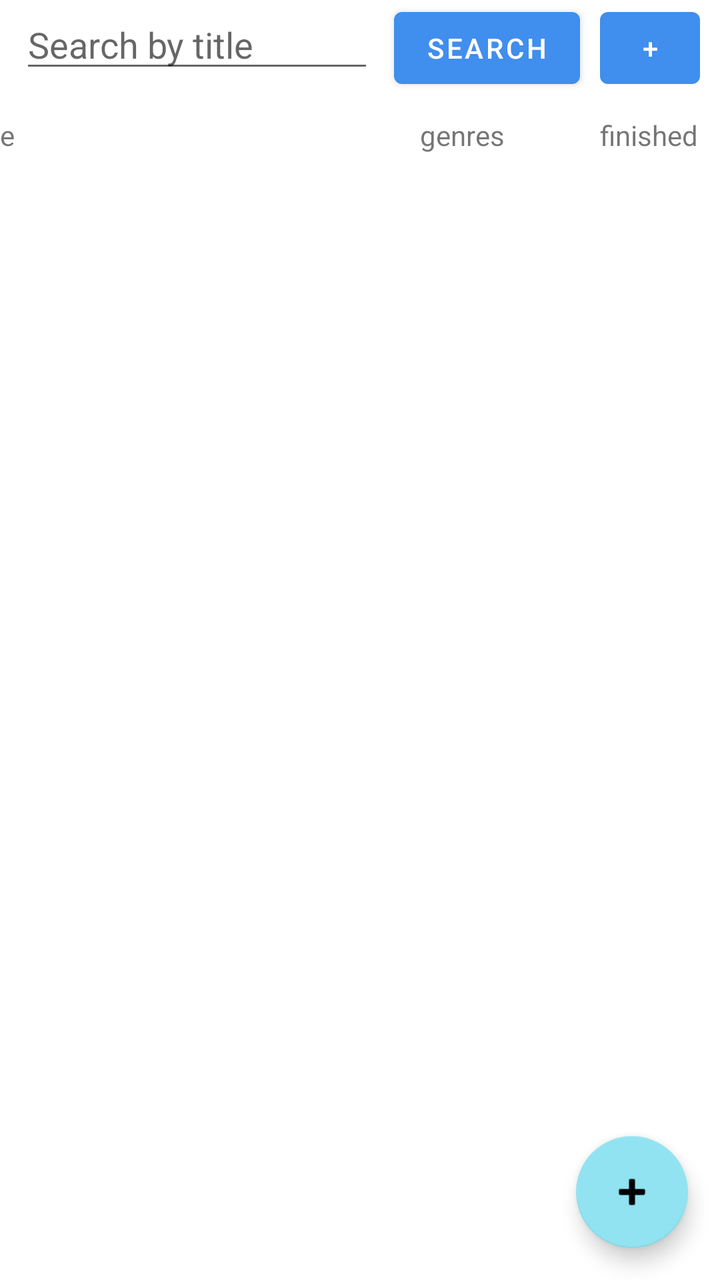
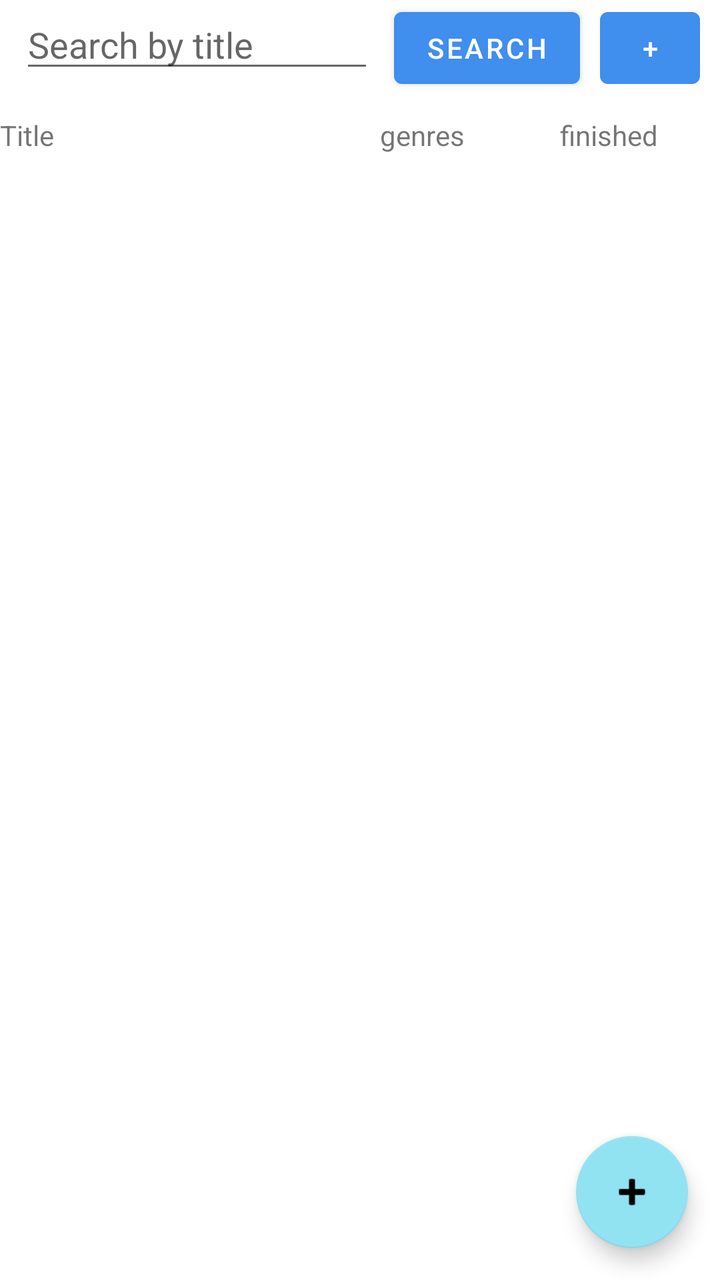

Before-and-after screenshots of an Android layout around one commit, followed by the original layout XML and the change that was made.
<!-- AndroidManifest.xml: application theme Theme.KirjaSovellus -->
<!-- res/layout/fragment_books.xml -->
<?xml version="1.0" encoding="utf-8"?>
<RelativeLayout xmlns:android="http://schemas.android.com/apk/res/android"
    xmlns:app="http://schemas.android.com/apk/res-auto"
    xmlns:tools="http://schemas.android.com/tools"
    android:layout_width="match_parent"
    android:layout_height="match_parent">

    <LinearLayout
        android:id="@+id/BooksFragmentContainer"
        android:layout_width="match_parent"
        android:layout_height="wrap_content"
        android:orientation="vertical"
        app:layout_constraintEnd_toEndOf="parent"
        app:layout_constraintStart_toStartOf="parent"
        app:layout_constraintTop_toTopOf="parent"
        tools:context=".tabBooks.BooksFragment">

        <androidx.constraintlayout.widget.ConstraintLayout
            android:id="@+id/searchContainer"
            android:layout_width="match_parent"
            android:layout_height="wrap_content">

            <EditText
                android:id="@+id/searchBox"
                android:layout_width="0dp"
                android:layout_height="wrap_content"
                android:layout_marginLeft="10dp"
                android:ems="10"
                android:hint="@string/search_by_title"
                android:inputType="textPersonName"
                app:layout_constraintEnd_toStartOf="@+id/btnSearch"
                app:layout_constraintHorizontal_bias="0.5"
                app:layout_constraintStart_toStartOf="parent"
                app:layout_constraintTop_toTopOf="parent" />

            <Button
                android:id="@+id/btnSearch"
                android:layout_width="wrap_content"
                android:layout_height="wrap_content"
                android:layout_marginHorizontal="10dp"
                android:text="@string/search"
                app:layout_constraintEnd_toStartOf="@+id/btnMore"
                app:layout_constraintHorizontal_bias="0.5"
                app:layout_constraintStart_toEndOf="@+id/searchBox"
                app:layout_constraintTop_toTopOf="@+id/searchBox" />

            <Button
                android:id="@+id/btnMore"
                android:layout_width="50dp"
                android:layout_height="wrap_content"
                android:layout_marginRight="10dp"
                android:text="+"
                app:layout_constraintEnd_toEndOf="parent"
                app:layout_constraintHorizontal_bias="0.5"
                app:layout_constraintStart_toEndOf="@+id/btnSearch"
                app:layout_constraintTop_toTopOf="@+id/btnSearch" />

            <androidx.constraintlayout.widget.ConstraintLayout
                android:id="@+id/moreContainer"
                android:layout_width="match_parent"
                android:layout_height="wrap_content"
                android:padding="10dp"
                android:visibility="gone"
                app:layout_constraintTop_toBottomOf="@+id/btnMore"
                tools:visibility="visible">

                <Button
                    android:id="@+id/btnSort"
                    android:layout_width="80dp"
                    android:layout_height="wrap_content"
                    android:text="A-Z"
                    app:layout_constraintBottom_toBottomOf="@+id/textView2"
                    app:layout_constraintStart_toEndOf="@+id/textView2"
                    app:layout_constraintTop_toTopOf="@+id/textView2" />

                <TextView
                    android:id="@+id/textView2"
                    android:layout_width="wrap_content"
                    android:layout_height="wrap_content"
                    android:text="@string/sort"
                    app:layout_constraintBottom_toBottomOf="parent"
                    app:layout_constraintStart_toStartOf="parent"
                    app:layout_constraintTop_toTopOf="parent" />

                <TextView
                    android:id="@+id/textView4"
                    android:layout_width="wrap_content"
                    android:layout_height="wrap_content"
                    android:layout_marginStart="10dp"
                    android:text="@string/filter_genre"
                    app:layout_constraintStart_toEndOf="@+id/btnSort"
                    app:layout_constraintTop_toTopOf="@+id/textView2" />

                <Spinner
                    android:id="@+id/genreSelect"
                    android:layout_width="0dp"
                    android:layout_height="wrap_content"
                    android:spinnerMode="dropdown"
                    app:layout_constraintBottom_toBottomOf="@+id/textView4"
                    app:layout_constraintEnd_toEndOf="parent"
                    app:layout_constraintStart_toEndOf="@+id/textView4"
                    app:layout_constraintTop_toTopOf="@+id/textView4" />

            </androidx.constraintlayout.widget.ConstraintLayout>

        </androidx.constraintlayout.widget.ConstraintLayout>

        <androidx.constraintlayout.widget.ConstraintLayout
            android:id="@+id/labelContainer"
            android:layout_width="match_parent"
            android:layout_height="wrap_content"
            android:paddingVertical="10sp">

            <TextView
                android:id="@+id/tvTitleLabel"
                android:layout_width="230dp"
                android:layout_height="wrap_content"
                android:text="@string/title"
                android:textStyle="normal"
                app:layout_constraintEnd_toStartOf="@+id/tvGenreLabel"
                app:layout_constraintHorizontal_bias="0.5"
                app:layout_constraintStart_toStartOf="parent"
                app:layout_constraintTop_toTopOf="parent" />

            <TextView
                android:id="@+id/tvGenreLabel"
                android:layout_width="90dp"
                android:layout_height="wrap_content"
                android:text="@string/genres"
                android:textStyle="normal"
                app:layout_constraintBottom_toBottomOf="@+id/tvTitleLabel"
                app:layout_constraintEnd_toStartOf="@+id/tvReadLabel"
                app:layout_constraintHorizontal_bias="0.5"
                app:layout_constraintStart_toEndOf="@+id/tvTitleLabel" />

            <TextView
                android:id="@+id/tvReadLabel"
                android:layout_width="80dp"
                android:layout_height="wrap_content"
                android:text="@string/finished"
                app:layout_constraintBottom_toBottomOf="@+id/tvGenreLabel"
                app:layout_constraintEnd_toEndOf="parent"
                app:layout_constraintHorizontal_bias="0.5"
                app:layout_constraintStart_toEndOf="@+id/tvGenreLabel" />

        </androidx.constraintlayout.widget.ConstraintLayout>

        <RelativeLayout
            android:id="@+id/rlscrollContainer"
            android:layout_width="match_parent"
            android:layout_height="match_parent"
            android:orientation="vertical">

            <com.google.android.material.floatingactionbutton.FloatingActionButton
                android:id="@+id/fab"
                android:layout_width="wrap_content"
                android:layout_height="wrap_content"
                android:layout_alignParentEnd="true"
                android:layout_alignParentBottom="true"
                android:layout_gravity="bottom|end"
                android:layout_marginStart="16dp"
                android:layout_marginTop="16dp"
                android:layout_marginEnd="16dp"
                android:layout_marginBottom="16dp"
                android:src="@android:drawable/ic_input_add"
                android:translationY="-16dp"
                android:visibility="visible"
                app:backgroundTint="@color/blue_light_main" />

            <androidx.constraintlayout.widget.ConstraintLayout
                android:id="@+id/fabMenuContainer"
                android:layout_width="wrap_content"
                android:layout_height="wrap_content"
                android:layout_above="@+id/fab"
                android:layout_alignEnd="@+id/fab"
                android:layout_marginEnd="1dp"
                android:layout_marginBottom="3dp"
                android:background="#FFFFFF"
                android:padding="10dp"
                android:translationZ="2dp"
                android:visibility="gone"
                tools:visibility="visible">

                <ScrollView
                    android:layout_width="wrap_content"
                    android:layout_height="wrap_content"
                    app:layout_constraintEnd_toEndOf="parent"
                    app:layout_constraintStart_toStartOf="parent"
                    app:layout_constraintTop_toTopOf="parent">

                    <LinearLayout
                        android:layout_width="match_parent"
                        android:layout_height="wrap_content"
                        android:orientation="vertical">

                        <Button
                            android:id="@+id/btnAddBook"
                            android:layout_width="110dp"
                            android:layout_height="wrap_content"
                            android:text="@string/new_book" />

                        <Button
                            android:id="@+id/btnAddGenre"
                            android:layout_width="110dp"
                            android:layout_height="wrap_content"
                            android:text="@string/new_genre" />

                        <Button
                            android:id="@+id/btnEditGenre"
                            android:layout_width="110dp"
                            android:layout_height="wrap_content"
                            android:text="@string/edit_genre" />
                    </LinearLayout>
                </ScrollView>

            </androidx.constraintlayout.widget.ConstraintLayout>

            <androidx.recyclerview.widget.RecyclerView
                android:id="@+id/rvBookList"
                android:layout_width="match_parent"
                android:layout_height="wrap_content"

                android:layout_marginBottom="0dp"
                app:layout_constraintBottom_toBottomOf="parent"
                app:layout_constraintLeft_toLeftOf="parent"
                app:layout_constraintRight_toRightOf="parent"
                app:layout_constraintTop_toTopOf="parent">

            </androidx.recyclerview.widget.RecyclerView>

        </RelativeLayout>

    </LinearLayout>

</RelativeLayout>
<!-- resources referenced by this layout -->
<resources>
  <color name="blue_light_main">#91E3F1</color>
  <string name="edit_genre">edit a genre</string>
  <string name="filter_genre">"Filter Genre: "</string>
  <string name="finished">finished</string>
  <string name="genres">genres</string>
  <string name="new_book">new Book</string>
  <string name="new_genre">new Genre</string>
  <string name="search">Search</string>
  <string name="search_by_title">Search by title</string>
  <string name="sort">"Sort: "</string>
  <string name="title">Title</string>
  <style name="Theme.KirjaSovellus" parent="Theme.MaterialComponents.DayNight.DarkActionBar">
          
          <item name="colorPrimary">@color/blue_main</item>
          <item name="colorPrimaryVariant">@color/purple_700</item>
          <item name="colorOnPrimary">@color/white</item>
          
          <item name="colorSecondary">@color/teal_200</item>
          <item name="colorSecondaryVariant">@color/teal_700</item>
          <item name="colorOnSecondary">@color/black</item>
          
          <item name="android:statusBarColor" tools:targetApi="l">?attr/colorPrimaryVariant</item>
          
          <item name="windowNoTitle">true</item>
          <item name="windowActionBar">false</item>
      </style>
  <color name="blue_main">#408EED</color>
  <color name="purple_700">#FF3700B3</color>
  <color name="white">#FFFFFFFF</color>
  <color name="teal_200">#FF03DAC5</color>
  <color name="teal_700">#FF018786</color>
  <color name="black">#FF000000</color>
</resources>

<!-- the commit's change to res/layout/fragment_books.xml (unified diff, before → after) -->
@@ -113,7 +113,7 @@
 
             <TextView
                 android:id="@+id/tvTitleLabel"
-                android:layout_width="230dp"
+                android:layout_width="0dp"
                 android:layout_height="wrap_content"
                 android:text="@string/title"
                 android:textStyle="normal"
<!-- resource entries referenced after the edit -->
@@ -11,7 +11,7 @@
   <string name="search_by_title">Search by title</string>
   <string name="sort">"Sort: "</string>
   <string name="title">Title</string>
-  <style name="Theme.KirjaSovellus" parent="Theme.MaterialComponents.DayNight.DarkActionBar">
+  <style name="Theme.KirjaSovellus" parent="Theme.MaterialComponents.Light.DarkActionBar">
           
           <item name="colorPrimary">@color/blue_main</item>
           <item name="colorPrimaryVariant">@color/purple_700</item>
@@ -25,6 +25,7 @@
           
           <item name="windowNoTitle">true</item>
           <item name="windowActionBar">false</item>
+          <item name="android:forceDarkAllowed">false</item>
       </style>
   <color name="blue_main">#408EED</color>
   <color name="purple_700">#FF3700B3</color>
